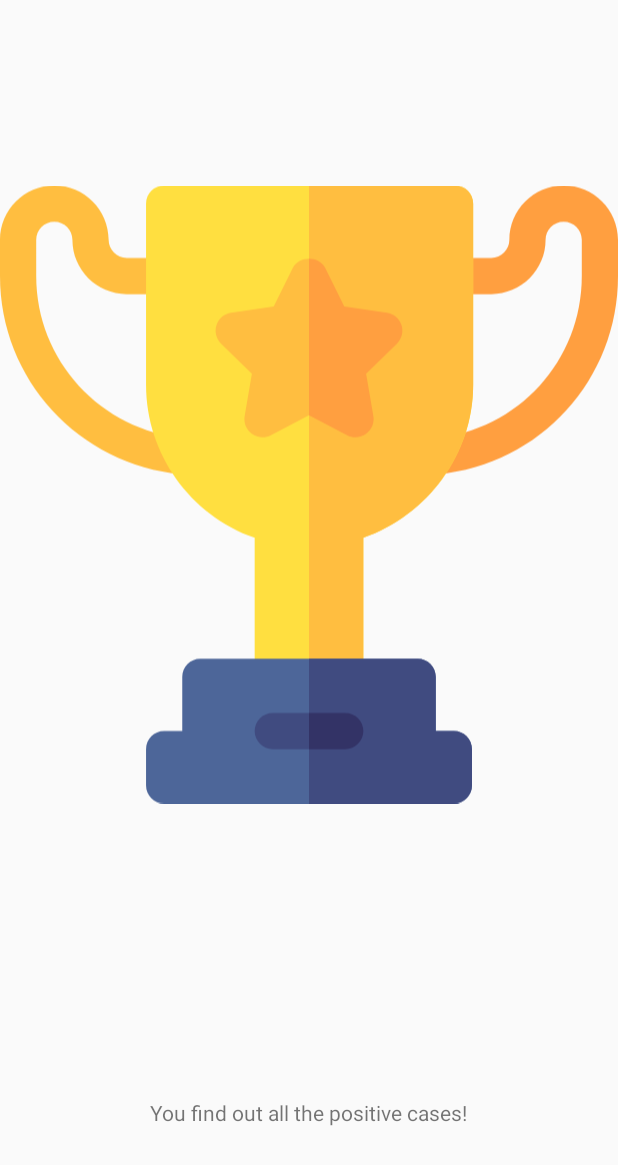
After one commit to XZTDean/Mining_Game, an Android app: the layout fragment_win_dialog.xml on its own in the app's theme, with its tools: preview values and no code run, on a phone screen of 412 x 824 dp. The commit adds this screen. Shown: the top 1165 px of the screen. Run offline under Robolectric (Android 15) with nearby library versions, the phone set to English and light mode, and no system bars.

Commit message:
Add win game dialog

```diff
--- a/app/build.gradle
+++ b/app/build.gradle
@@ -31,6 +31,7 @@ dependencies {
     implementation 'androidx.appcompat:appcompat:1.2.0'
     implementation 'androidx.constraintlayout:constraintlayout:2.0.1'
     implementation 'com.google.android.material:material:1.2.1'
+    implementation 'androidx.legacy:legacy-support-v4:1.0.0'
     testImplementation 'junit:junit:4.12'
     androidTestImplementation 'androidx.test.ext:junit:1.1.2'
     androidTestImplementation 'androidx.test.espresso:espresso-core:3.3.0'
--- a/app/src/main/java/ca/cmpt276/as3/GameActivity.java
+++ b/app/src/main/java/ca/cmpt276/as3/GameActivity.java
@@ -2,6 +2,7 @@ package ca.cmpt276.as3;
 
 import androidx.appcompat.app.AppCompatActivity;
 import androidx.core.content.ContextCompat;
+import androidx.fragment.app.FragmentManager;
 
 import android.animation.ObjectAnimator;
 import android.content.Context;
@@ -172,5 +173,7 @@ public class GameActivity extends AppCompatActivity {
     }
 
     private void win() {
+        WinDialogFragment winDialog = new WinDialogFragment();
+        winDialog.show(getSupportFragmentManager(), "WinDialogFragment");
     }
 }
--- /dev/null
+++ b/app/src/main/java/ca/cmpt276/as3/WinDialogFragment.java
@@ -0,0 +1,22 @@
+package ca.cmpt276.as3;
+
+import android.app.AlertDialog;
+import android.app.Dialog;
+import android.os.Bundle;
+
+import androidx.fragment.app.DialogFragment;
+
+import android.view.LayoutInflater;
+
+public class WinDialogFragment extends DialogFragment {
+    @Override
+    public Dialog onCreateDialog(Bundle savedInstanceState) {
+        // Use the Builder class for convenient dialog construction
+        AlertDialog.Builder builder = new AlertDialog.Builder(getActivity());
+        LayoutInflater inflater = requireActivity().getLayoutInflater();
+        builder.setView(inflater.inflate(R.layout.fragment_win_dialog, null))
+                .setTitle(R.string.congratulation)
+                .setPositiveButton(R.string.ok, (dialog, id) -> getActivity().finish());
+        return builder.create();
+    }
+}
--- /dev/null
+++ b/app/src/main/res/drawable/ic_trophy.xml
@@ -0,0 +1,36 @@
+<vector xmlns:android="http://schemas.android.com/apk/res/android"
+    android:width="512dp"
+    android:height="512dp"
+    android:viewportWidth="512"
+    android:viewportHeight="512">
+  <path
+      android:pathData="m150.399,239.282c-85.166,-7.998 -150.399,-78.618 -150.399,-164.282v-30c0,-24.814 20.186,-45 45,-45s45,20.186 45,45c0,8.276 6.724,15 15,15h31c8.291,0 15,6.709 15,15s-6.709,15 -15,15h-31c-24.814,0 -45,-20.186 -45,-45 0,-8.276 -6.724,-15 -15,-15s-15,6.724 -15,15v30c0,70.093 53.544,127.866 123.212,134.399 8.247,0.776 14.297,8.101 13.535,16.348 -0.776,8.221 -8.056,14.289 -16.348,13.535z"
+      android:fillColor="#ffbe40"/>
+  <path
+      android:pathData="m346.253,225.747c-0.762,-8.247 5.288,-15.571 13.535,-16.348 69.668,-6.533 122.212,-64.306 122.212,-134.399v-30c0,-8.276 -6.724,-15 -15,-15s-15,6.724 -15,15c0,24.814 -20.186,45 -45,45h-30c-8.291,0 -15,-6.709 -15,-15s6.709,-15 15,-15h30c8.276,0 15,-6.724 15,-15 0,-24.814 20.186,-45 45,-45s45,20.186 45,45v30c0,85.664 -64.233,156.284 -149.399,164.282 -8.291,0.754 -15.572,-5.313 -16.348,-13.535z"
+      android:fillColor="#ff9f40"/>
+  <path
+      android:pathData="m377,0h-121,-120c-8.291,0 -15,6.709 -15,15v150c0,57.349 36.46,107.944 90,126.841v115.159h45,45v-115.159c53.54,-18.896 91,-69.492 91,-126.841v-150c0,-8.291 -6.709,-15 -15,-15z"
+      android:fillColor="#ffdf40"/>
+  <path
+      android:pathData="m301,291.841c53.54,-18.896 91,-69.492 91,-126.841v-150c0,-8.291 -6.709,-15 -15,-15h-121v407h45z"
+      android:fillColor="#ffbe40"/>
+  <path
+      android:pathData="m332.611,115.664c-1.772,-5.435 -6.46,-9.39 -12.114,-10.21l-35.273,-5.127 -15.776,-31.963c-2.52,-5.127 -7.983,-7.69 -13.447,-7.69s-10.928,2.563 -13.447,7.69l-15.776,31.963 -35.273,5.127c-5.654,0.82 -10.342,4.775 -12.114,10.21 -1.758,5.42 -0.293,11.382 3.794,15.366l25.532,24.888 -6.021,35.127c-0.967,5.625 1.348,11.309 5.962,14.663 4.614,3.369 10.796,3.809 15.791,1.143l31.551,-16.568 31.553,16.567c4.979,2.64 11.142,2.254 15.791,-1.143 4.614,-3.354 6.929,-9.038 5.962,-14.663l-6.021,-35.127 25.532,-24.888c4.087,-3.983 5.552,-9.945 3.794,-15.365z"
+      android:fillColor="#ffbe40"/>
+  <path
+      android:pathData="m303.344,205.708c4.614,-3.354 6.929,-9.038 5.962,-14.663l-6.021,-35.127 25.532,-24.888c4.087,-3.984 5.552,-9.946 3.794,-15.366 -1.772,-5.435 -6.46,-9.39 -12.114,-10.21l-35.273,-5.127 -15.776,-31.963c-2.52,-5.127 -7.983,-7.69 -13.447,-7.69v129.609l31.553,16.567c4.977,2.641 11.141,2.255 15.79,-1.142z"
+      android:fillColor="#ff9f40"/>
+  <path
+      android:pathData="m376,452h-15v-45c0,-8.291 -6.709,-15 -15,-15h-90,-90c-8.291,0 -15,6.709 -15,15v45h-15c-8.291,0 -15,6.709 -15,15v30c0,8.291 6.709,15 15,15h120,120c8.291,0 15,-6.709 15,-15v-30c0,-8.291 -6.709,-15 -15,-15z"
+      android:fillColor="#4d6699"/>
+  <path
+      android:pathData="m391,497v-30c0,-8.291 -6.709,-15 -15,-15h-15v-45c0,-8.291 -6.709,-15 -15,-15h-90v120h120c8.291,0 15,-6.709 15,-15z"
+      android:fillColor="#404b80"/>
+  <path
+      android:pathData="m286,437h-30,-30c-8.291,0 -15,6.709 -15,15s6.709,15 15,15h30,30c8.291,0 15,-6.709 15,-15s-6.709,-15 -15,-15z"
+      android:fillColor="#404b80"/>
+  <path
+      android:pathData="m301,452c0,-8.291 -6.709,-15 -15,-15h-30v30h30c8.291,0 15,-6.709 15,-15z"
+      android:fillColor="#336"/>
+</vector>
--- /dev/null
+++ b/app/src/main/res/layout/fragment_win_dialog.xml
@@ -0,0 +1,35 @@
+<?xml version="1.0" encoding="utf-8"?>
+<androidx.constraintlayout.widget.ConstraintLayout xmlns:android="http://schemas.android.com/apk/res/android"
+    xmlns:app="http://schemas.android.com/apk/res-auto"
+    xmlns:tools="http://schemas.android.com/tools"
+    android:layout_width="match_parent"
+    android:layout_height="match_parent"
+    tools:context=".WinDialogFragment">
+
+    <TextView
+        android:id="@+id/congratulation"
+        android:layout_width="wrap_content"
+        android:layout_height="wrap_content"
+        android:text="@string/wining"
+        app:layout_constraintBottom_toBottomOf="parent"
+        app:layout_constraintEnd_toEndOf="parent"
+        app:layout_constraintStart_toStartOf="parent"
+        app:layout_constraintTop_toBottomOf="@+id/imageView" />
+
+    <ImageView
+        android:id="@+id/imageView"
+        android:layout_width="0dp"
+        android:layout_height="0dp"
+        android:src="@drawable/ic_trophy"
+        app:layout_constraintBottom_toTopOf="@+id/guideline6"
+        app:layout_constraintEnd_toEndOf="parent"
+        app:layout_constraintStart_toStartOf="parent"
+        app:layout_constraintTop_toTopOf="parent" />
+
+    <androidx.constraintlayout.widget.Guideline
+        android:id="@+id/guideline6"
+        android:layout_width="wrap_content"
+        android:layout_height="wrap_content"
+        android:orientation="horizontal"
+        app:layout_constraintGuide_percent="0.8" />
+</androidx.constraintlayout.widget.ConstraintLayout>
--- a/app/src/main/res/values/strings.xml
+++ b/app/src/main/res/values/strings.xml
@@ -3,4 +3,8 @@
     <string name="skip">Skip</string>
     <string name="game_title">Virus Finder</string>
     <string name="author">by Zeti Xiong</string>
+    <string name="congratulation">Congratulation!</string>
+    <string name="ok">OK</string>
+    <string name="hello_blank_fragment">Hello blank fragment</string>
+    <string name="wining">You find out all the positive cases!</string>
 </resources>
```
